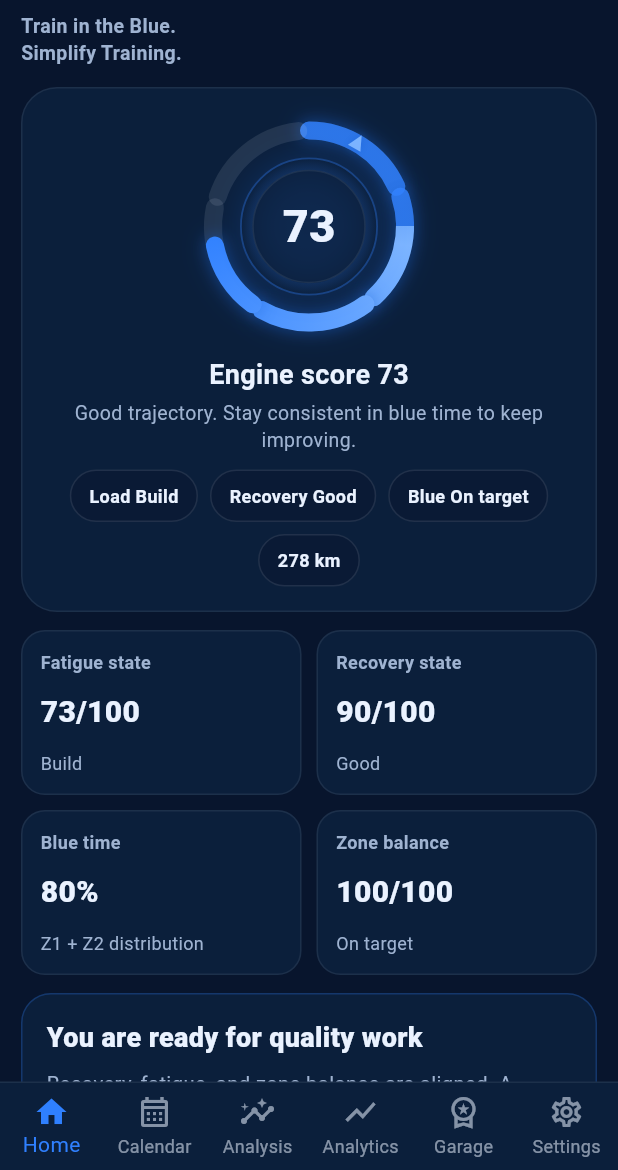
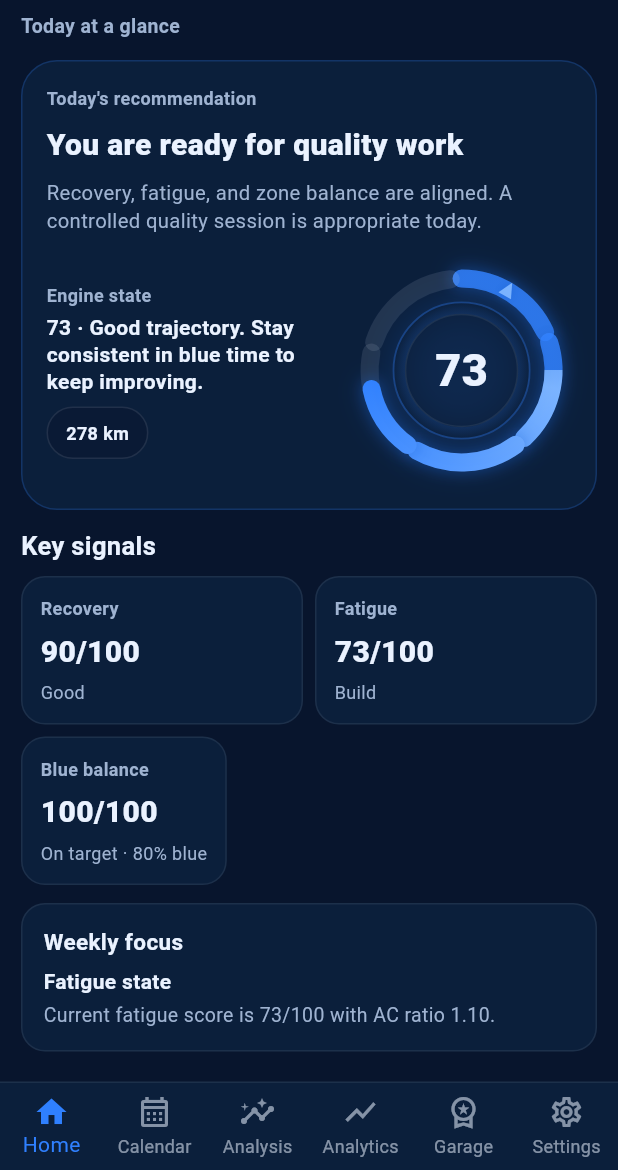
Before and after one commit to AidNel/Blura-App, a Flutter app: the screen it shows after launch, on a phone screen of 412 x 824 dp, the part 66-1236 px from its top. Run offline on Flutter 3.47's test engine with Material 3 defaults, Android fonts, the phone set to English and light mode, and no system bars.

Commit message:
Simplify Home screen layout and prioritize recommendation

```diff
--- a/lib/screens/home_screen.dart
+++ b/lib/screens/home_screen.dart
@@ -93,13 +93,11 @@ class _DashboardTab extends StatelessWidget {
                 children: [
                   _header(isMobile),
                   const SizedBox(height: 14),
-                  _engineCard(data, intelligence, settings, isMobile),
+                  _heroRecommendationCard(data, intelligence, settings, isMobile),
                   const SizedBox(height: 12),
-                  _scoreGrid(intelligence, data, isMobile),
+                  _keySignals(intelligence, data, isMobile),
                   const SizedBox(height: 12),
-                  _recommendationCard(intelligence),
-                  const SizedBox(height: 12),
-                  _quickInsights(intelligence),
+                  _secondaryInsight(intelligence),
                 ],
               ),
             ),
@@ -125,7 +123,7 @@ class _DashboardTab extends StatelessWidget {
         ),
         const SizedBox(height: 8),
         Text(
-          'Train in the Blue.\nSimplify Training.',
+          'Today at a glance',
           style: TextStyle(
             color: AppTheme.textSecondary,
             fontSize: isMobile ? 13 : 14,
@@ -137,7 +135,7 @@ class _DashboardTab extends StatelessWidget {
     );
   }
 
-  Widget _engineCard(
+  Widget _heroRecommendationCard(
     MockAthleteData data,
     BlueraLoadAssessment intelligence,
     AppSettingsData settings,
@@ -152,35 +150,56 @@ class _DashboardTab extends StatelessWidget {
       decoration: BoxDecoration(
         color: AppTheme.card,
         borderRadius: BorderRadius.circular(24),
-        border: Border.all(color: AppTheme.textPrimary.withOpacity(0.08)),
+        border: Border.all(color: AppTheme.accent.withOpacity(0.22)),
       ),
       child: Column(
+        crossAxisAlignment: CrossAxisAlignment.start,
         children: [
-          EngineRing(
-            score: engineScore,
-            state: engineState,
+          Text(
+            'Today\'s recommendation',
+            style: TextStyle(color: AppTheme.textSecondary, fontSize: 12, fontWeight: FontWeight.w700),
           ),
-          const SizedBox(height: 10),
+          const SizedBox(height: 8),
           Text(
-            'Engine score $engineScore',
-            style: TextStyle(color: AppTheme.textPrimary, fontWeight: FontWeight.w700, fontSize: 18),
+            intelligence.recommendationTitle,
+            style: TextStyle(color: AppTheme.textPrimary, fontWeight: FontWeight.w800, fontSize: isMobile ? 20 : 22),
           ),
-          const SizedBox(height: 4),
+          const SizedBox(height: 8),
           Text(
-            intelligence.engineDescription,
-            textAlign: TextAlign.center,
-            style: TextStyle(color: AppTheme.textSecondary, fontSize: 13, height: 1.35),
+            intelligence.recommendationDetail,
+            style: TextStyle(color: AppTheme.textSecondary, fontSize: 13.5, height: 1.4),
           ),
-          const SizedBox(height: 10),
-          Wrap(
-            spacing: 8,
-            runSpacing: 8,
-            alignment: WrapAlignment.center,
+          const SizedBox(height: 14),
+          Row(
+            crossAxisAlignment: CrossAxisAlignment.center,
             children: [
-              _chip('Load ${intelligence.loadLabel}'),
-              _chip('Recovery ${intelligence.recoveryLabel}'),
-              _chip('Blue ${intelligence.zoneLabel}'),
-              _chip(AppSettingsService.shortDistanceLabel(data.weeklyDistanceKm, settings.unitSystem)),
+              Expanded(
+                flex: 4,
+                child: Column(
+                  crossAxisAlignment: CrossAxisAlignment.start,
+                  children: [
+                    Text(
+                      'Engine state',
+                      style: TextStyle(color: AppTheme.textSecondary, fontSize: 12, fontWeight: FontWeight.w600),
+                    ),
+                    const SizedBox(height: 4),
+                    Text(
+                      '$engineScore · ${intelligence.engineDescription}',
+                      style: TextStyle(color: AppTheme.textPrimary, fontSize: 14, fontWeight: FontWeight.w700, height: 1.3),
+                    ),
+                    const SizedBox(height: 8),
+                    _chip(AppSettingsService.shortDistanceLabel(data.weeklyDistanceKm, settings.unitSystem)),
+                  ],
+                ),
+              ),
+              const SizedBox(width: 8),
+              Expanded(
+                flex: 3,
+                child: Align(
+                  alignment: Alignment.centerRight,
+                  child: EngineRing(score: engineScore, state: engineState),
+                ),
+              ),
             ],
           ),
         ],
@@ -188,82 +207,68 @@ class _DashboardTab extends StatelessWidget {
     );
   }
 
-  Widget _scoreGrid(BlueraLoadAssessment intelligence, MockAthleteData data, bool isMobile) {
-    return GridView.count(
-      crossAxisCount: 2,
-      childAspectRatio: isMobile ? 1.7 : 2.0,
-      shrinkWrap: true,
-      physics: const NeverScrollableScrollPhysics(),
-      crossAxisSpacing: 10,
-      mainAxisSpacing: 10,
+  Widget _keySignals(BlueraLoadAssessment intelligence, MockAthleteData data, bool isMobile) {
+    return Column(
+      crossAxisAlignment: CrossAxisAlignment.start,
       children: [
-        _metricCard('Fatigue state', '${intelligence.fatigueScore}/100', intelligence.loadLabel),
-        _metricCard('Recovery state', '${intelligence.recoveryScore}/100', intelligence.recoveryLabel),
-        _metricCard('Blue time', '${data.snapshot.zones.bluePercent.toStringAsFixed(0)}%', 'Z1 + Z2 distribution'),
-        _metricCard('Zone balance', '${intelligence.blueBalanceScore}/100', intelligence.zoneLabel),
+        Text('Key signals', style: TextStyle(color: AppTheme.textPrimary, fontSize: 17, fontWeight: FontWeight.w700)),
+        const SizedBox(height: 8),
+        Row(
+          children: [
+            Expanded(
+              child: _signalCard('Recovery', '${intelligence.recoveryScore}/100', intelligence.recoveryLabel),
+            ),
+            const SizedBox(width: 8),
+            Expanded(
+              child: _signalCard('Fatigue', '${intelligence.fatigueScore}/100', intelligence.loadLabel),
+            ),
+            if (!isMobile) ...[
+              const SizedBox(width: 8),
+              Expanded(
+                child: _signalCard('Blue balance', '${intelligence.blueBalanceScore}/100', intelligence.zoneLabel),
+              ),
+            ],
+          ],
+        ),
+        if (isMobile) ...[
+          const SizedBox(height: 8),
+          _signalCard('Blue balance', '${intelligence.blueBalanceScore}/100', '${intelligence.zoneLabel} · ${data.snapshot.zones.bluePercent.toStringAsFixed(0)}% blue'),
+        ],
       ],
     );
   }
 
-  Widget _recommendationCard(BlueraLoadAssessment intelligence) {
+  Widget _secondaryInsight(BlueraLoadAssessment intelligence) {
+    final insight = intelligence.quickInsights.isNotEmpty ? intelligence.quickInsights.first : null;
+
     return Container(
       width: double.infinity,
-      padding: const EdgeInsets.all(16),
+      padding: const EdgeInsets.all(14),
       decoration: BoxDecoration(
         color: AppTheme.card,
-        borderRadius: BorderRadius.circular(20),
-        border: Border.all(color: AppTheme.accent.withOpacity(0.25)),
+        borderRadius: BorderRadius.circular(16),
+        border: Border.all(color: AppTheme.textPrimary.withOpacity(0.08)),
       ),
       child: Column(
         crossAxisAlignment: CrossAxisAlignment.start,
         children: [
+          Text('Weekly focus', style: TextStyle(color: AppTheme.textPrimary, fontWeight: FontWeight.w700, fontSize: 15)),
+          const SizedBox(height: 6),
           Text(
-            intelligence.recommendationTitle,
-            style: TextStyle(color: AppTheme.textPrimary, fontWeight: FontWeight.w800, fontSize: 18),
+            insight?.title ?? 'Stay consistent in your blue sessions.',
+            style: TextStyle(color: AppTheme.textPrimary, fontWeight: FontWeight.w700, fontSize: 14),
           ),
-          const SizedBox(height: 8),
+          const SizedBox(height: 4),
           Text(
-            intelligence.recommendationDetail,
-            style: TextStyle(color: AppTheme.textSecondary, fontSize: 13.5, height: 1.4),
+            insight?.message ?? intelligence.engineDescription,
+            style: TextStyle(color: AppTheme.textSecondary, fontSize: 13, height: 1.35),
           ),
         ],
       ),
     );
   }
 
-  Widget _quickInsights(BlueraLoadAssessment intelligence) {
-    return Column(
-      crossAxisAlignment: CrossAxisAlignment.start,
-      children: [
-        Text('Quick insights', style: TextStyle(color: AppTheme.textPrimary, fontSize: 18, fontWeight: FontWeight.w700)),
-        const SizedBox(height: 8),
-        ...intelligence.quickInsights.map(
-          (insight) => Padding(
-            padding: const EdgeInsets.only(bottom: 8),
-            child: Container(
-              width: double.infinity,
-              padding: const EdgeInsets.all(14),
-              decoration: BoxDecoration(
-                color: AppTheme.card,
-                borderRadius: BorderRadius.circular(16),
-                border: Border.all(color: AppTheme.textPrimary.withOpacity(0.08)),
-              ),
-              child: Column(
-                crossAxisAlignment: CrossAxisAlignment.start,
-                children: [
-                  Text(insight.title, style: TextStyle(color: AppTheme.textPrimary, fontWeight: FontWeight.w700)),
-                  const SizedBox(height: 4),
-                  Text(insight.message, style: TextStyle(color: AppTheme.textSecondary, fontSize: 13, height: 1.35)),
-                ],
-              ),
-            ),
-          ),
-        ),
-      ],
-    );
-  }
-
-  Widget _metricCard(String title, String value, String subtitle) {
+  Widget _signalCard(String title, String value, String subtitle) {
     return Container(
       padding: const EdgeInsets.all(12),
       decoration: BoxDecoration(
@@ -273,11 +278,12 @@ class _DashboardTab extends StatelessWidget {
       ),
       child: Column(
         crossAxisAlignment: CrossAxisAlignment.start,
-        mainAxisAlignment: MainAxisAlignment.spaceBetween,
         children: [
           Text(title, style: TextStyle(color: AppTheme.textSecondary, fontSize: 12, fontWeight: FontWeight.w600)),
+          const SizedBox(height: 6),
           Text(value, style: TextStyle(color: AppTheme.textPrimary, fontSize: 20, fontWeight: FontWeight.w800)),
-          Text(subtitle, style: TextStyle(color: AppTheme.textSecondary, fontSize: 12)),
+          const SizedBox(height: 4),
+          Text(subtitle, maxLines: 2, overflow: TextOverflow.ellipsis, style: TextStyle(color: AppTheme.textSecondary, fontSize: 12)),
         ],
       ),
     );
```
